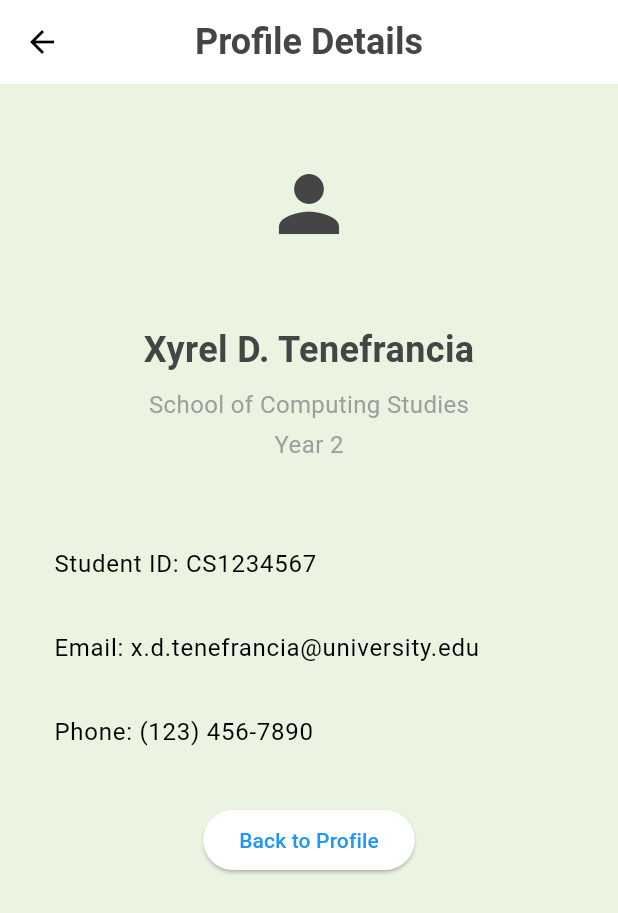
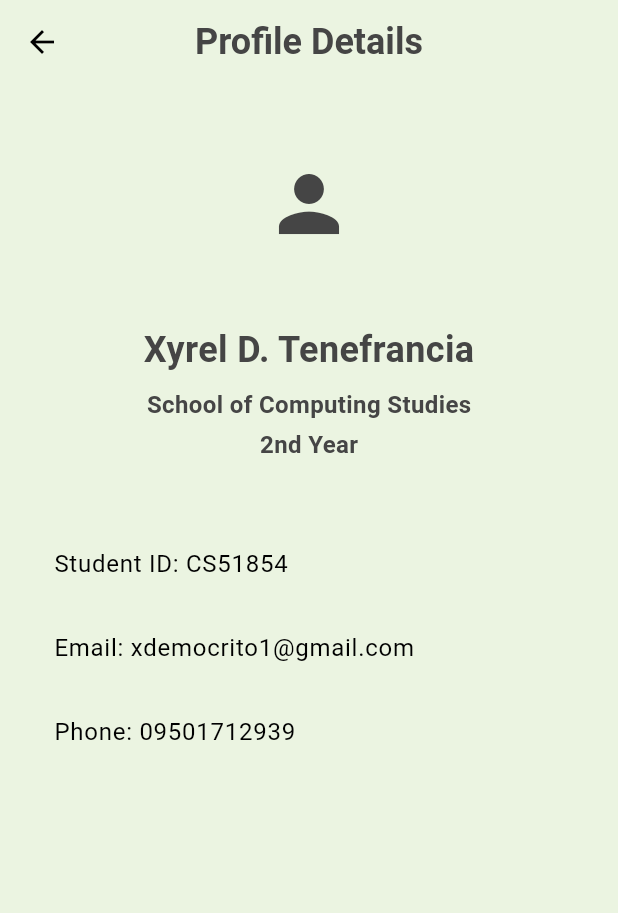
Before and after one commit to XyrelTenz/FlutterMobile, a Flutter app: the UserProfile screen opened directly, after a tap on "Profile", on a phone screen of 412 x 824 dp. Shown: the top 913 px of the screen. Run offline on Flutter 3.47's test engine with Material 3 defaults, Android fonts, the phone set to English and light mode, and no system bars.

Commit message:
new UI improvement

```diff
--- a/lib/screens/user_profile_screen.dart
+++ b/lib/screens/user_profile_screen.dart
@@ -42,12 +42,12 @@ class UserProfile extends StatelessWidget {
                     SizedBox(height: 6),
                     Text(
                       "School of Computing Studies",
-                      style: TextStyle(fontSize: 15, color: Colors.grey),
+                      style: TextStyle(fontSize: 15, color: Color(0xFF454545)),
                     ),
                     SizedBox(height: 4),
                     Text(
-                      "Year 2",
-                      style: TextStyle(fontSize: 15, color: Colors.grey),
+                      "2nd Year",
+                      style: TextStyle(fontSize: 15, color: Color(0xFF454545)),
                     ),
                   ],
                 ),
--- a/lib/widgets/profile_header.dart
+++ b/lib/widgets/profile_header.dart
@@ -7,7 +7,7 @@ class ProfileDetailScreen extends StatelessWidget {
   Widget build(BuildContext context) {
     return Scaffold(
       appBar: AppBar(
-        backgroundColor: Colors.white,
+        backgroundColor: Color(0xFFEBF4E1),
         elevation: 0,
         centerTitle: true,
         title: const Text(
@@ -40,28 +40,28 @@ class ProfileDetailScreen extends StatelessWidget {
             const SizedBox(height: 8),
             const Text(
               "School of Computing Studies",
-              style: TextStyle(fontSize: 16, color: Colors.grey),
+
+              style: TextStyle(
+                fontSize: 16,
+                color: Color(0xFF454545),
+                fontWeight: FontWeight.bold,
+              ),
             ),
             const SizedBox(height: 4),
             const Text(
-              "Year 2",
-              style: TextStyle(fontSize: 16, color: Colors.grey),
+              "2nd Year",
+              style: TextStyle(
+                fontSize: 16,
+                color: Color(0xFF454545),
+                fontWeight: FontWeight.bold,
+              ),
             ),
             const SizedBox(height: 40),
-            // Example of adding more student details
-            const ListTile(title: Text("Student ID: CS1234567")),
-            const ListTile(
-              title: Text("Email: x.d.tenefrancia@university.edu"),
-            ),
-            const ListTile(title: Text("Phone: (123) 456-7890")),
+            const ListTile(title: Text("Student ID: CS51854")),
+            const ListTile(title: Text("Email: xdemocrito1@gmail.com")),
+            const ListTile(title: Text("Phone: 09501712939")),
             // Back Button
             const SizedBox(height: 20),
-            ElevatedButton(
-              onPressed: () {
-                Navigator.pop(context); // Go back to previous screen
-              },
-              child: const Text("Back to Profile"),
-            ),
           ],
         ),
       ),
```
